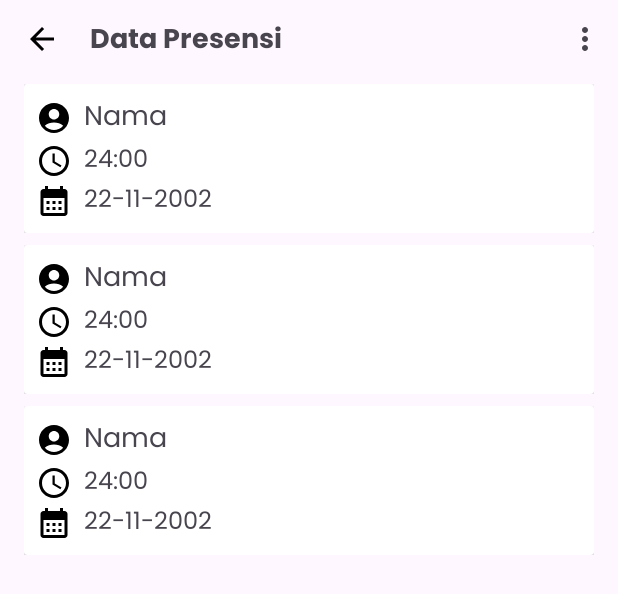
After one commit to riecho14/Gymtera, an Android app: the layout activity_admin_attendance.xml on its own in the app's theme, with its tools: preview values and no code run, on a phone screen of 412 x 824 dp. The commit adds this screen. Shown: the top 594 px of the screen. Run offline under Robolectric (Android 15) with nearby library versions, the phone set to English and light mode, and no system bars.

Commit message:
Feat(AdminAttendanceActivity): Admin can view attendance data and download reports

```diff
--- a/app/build.gradle.kts
+++ b/app/build.gradle.kts
@@ -11,7 +11,7 @@ android {
 
     defaultConfig {
         applicationId = "com.tugasakhir.gymtera"
-        minSdk = 24
+        minSdk = 26
         //noinspection OldTargetApi
         targetSdk = 33
         versionCode = 1
@@ -53,6 +53,8 @@ dependencies {
     implementation("com.github.bumptech.glide:glide:4.16.0")
     implementation("com.airbnb.android:lottie:6.3.0")
     implementation("com.google.android.gms:play-services-location:21.0.1")
+    implementation("org.apache.poi:poi:5.2.2")
+    implementation("org.apache.poi:poi-ooxml:5.2.2")
 
     implementation("androidx.core:core-ktx:1.12.0")
     implementation("androidx.appcompat:appcompat:1.6.1")
--- a/app/src/main/java/com/tugasakhir/gymtera/data/UserData.kt
+++ b/app/src/main/java/com/tugasakhir/gymtera/data/UserData.kt
@@ -1,5 +1,8 @@
 package com.tugasakhir.gymtera.data
 
 data class UserData(
-    val fullname: String? = null, val role: String? = null
+    var fullname: String? = null,
+    val role: String? = null,
+    val time: String? = null,
+    val date: String? = null
 )
--- /dev/null
+++ b/app/src/main/res/drawable/ic_account.xml
@@ -0,0 +1,5 @@
+<vector android:height="24dp" android:tint="#000000"
+    android:viewportHeight="24" android:viewportWidth="24"
+    android:width="24dp" xmlns:android="http://schemas.android.com/apk/res/android">
+    <path android:fillColor="@android:color/white" android:pathData="M12,2C6.48,2 2,6.48 2,12s4.48,10 10,10s10,-4.48 10,-10S17.52,2 12,2zM12,6c1.93,0 3.5,1.57 3.5,3.5S13.93,13 12,13s-3.5,-1.57 -3.5,-3.5S10.07,6 12,6zM12,20c-2.03,0 -4.43,-0.82 -6.14,-2.88C7.55,15.8 9.68,15 12,15s4.45,0.8 6.14,2.12C16.43,19.18 14.03,20 12,20z"/>
+</vector>
--- /dev/null
+++ b/app/src/main/res/drawable/ic_calendar.xml
@@ -0,0 +1,5 @@
+<vector android:height="24dp" android:tint="#000000"
+    android:viewportHeight="24" android:viewportWidth="24"
+    android:width="24dp" xmlns:android="http://schemas.android.com/apk/res/android">
+    <path android:fillColor="@android:color/white" android:pathData="M19,4h-1V2h-2v2H8V2H6v2H5C3.89,4 3.01,4.9 3.01,6L3,20c0,1.1 0.89,2 2,2h14c1.1,0 2,-0.9 2,-2V6C21,4.9 20.1,4 19,4zM19,20H5V10h14V20zM9,14H7v-2h2V14zM13,14h-2v-2h2V14zM17,14h-2v-2h2V14zM9,18H7v-2h2V18zM13,18h-2v-2h2V18zM17,18h-2v-2h2V18z"/>
+</vector>
--- /dev/null
+++ b/app/src/main/res/drawable/ic_time.xml
@@ -0,0 +1,6 @@
+<vector android:height="24dp" android:tint="#000000"
+    android:viewportHeight="24" android:viewportWidth="24"
+    android:width="24dp" xmlns:android="http://schemas.android.com/apk/res/android">
+    <path android:fillColor="@android:color/white" android:pathData="M11.99,2C6.47,2 2,6.48 2,12s4.47,10 9.99,10C17.52,22 22,17.52 22,12S17.52,2 11.99,2zM12,20c-4.42,0 -8,-3.58 -8,-8s3.58,-8 8,-8 8,3.58 8,8 -3.58,8 -8,8z"/>
+    <path android:fillColor="@android:color/white" android:pathData="M12.5,7H11v6l5.25,3.15 0.75,-1.23 -4.5,-2.67z"/>
+</vector>
--- /dev/null
+++ b/app/src/main/res/layout/activity_admin_attendance.xml
@@ -0,0 +1,53 @@
+<?xml version="1.0" encoding="utf-8"?>
+<androidx.constraintlayout.widget.ConstraintLayout xmlns:android="http://schemas.android.com/apk/res/android"
+    xmlns:app="http://schemas.android.com/apk/res-auto"
+    xmlns:tools="http://schemas.android.com/tools"
+    android:layout_width="match_parent"
+    android:layout_height="match_parent"
+    tools:context=".admin.features.AdminAttendanceActivity">
+
+    <androidx.coordinatorlayout.widget.CoordinatorLayout
+        android:id="@+id/coordinatorLayout"
+        android:layout_width="match_parent"
+        android:layout_height="match_parent"
+        app:layout_constraintBottom_toBottomOf="parent"
+        app:layout_constraintEnd_toEndOf="parent"
+        app:layout_constraintStart_toStartOf="parent"
+        app:layout_constraintTop_toTopOf="parent">
+
+        <com.google.android.material.appbar.AppBarLayout
+            android:layout_width="match_parent"
+            android:layout_height="wrap_content">
+
+            <com.google.android.material.appbar.MaterialToolbar
+                android:id="@+id/topAppBar"
+                android:layout_width="match_parent"
+                android:layout_height="wrap_content"
+                android:minHeight="52dp"
+                app:menu="@menu/menu_excel"
+                app:navigationIcon="@drawable/ic_back"
+                app:title="Data Presensi"
+                app:titleTextAppearance="@style/Toolbar.SubtitleText" />
+
+        </com.google.android.material.appbar.AppBarLayout>
+
+        <!-- Note: A RecyclerView can also be used -->
+        <androidx.core.widget.NestedScrollView
+            android:layout_width="match_parent"
+            android:layout_height="match_parent"
+            app:layout_behavior="@string/appbar_scrolling_view_behavior">
+
+            <!-- Scrollable content -->
+            <androidx.recyclerview.widget.RecyclerView
+                android:id="@+id/rv_attendance_list"
+                android:layout_width="match_parent"
+                android:layout_height="match_parent"
+                app:layout_constraintEnd_toEndOf="parent"
+                app:layout_constraintStart_toStartOf="parent"
+                tools:listitem="@layout/admin_history_list" />
+
+        </androidx.core.widget.NestedScrollView>
+
+    </androidx.coordinatorlayout.widget.CoordinatorLayout>
+
+</androidx.constraintlayout.widget.ConstraintLayout>
--- a/app/src/main/res/layout/activity_admin_home.xml
+++ b/app/src/main/res/layout/activity_admin_home.xml
@@ -150,6 +150,7 @@
         </androidx.cardview.widget.CardView>
 
         <androidx.cardview.widget.CardView
+            android:id="@+id/attendance"
             android:layout_width="140dp"
             android:layout_height="140dp"
             android:clickable="true"
--- /dev/null
+++ b/app/src/main/res/layout/admin_history_list.xml
@@ -0,0 +1,58 @@
+<?xml version="1.0" encoding="utf-8"?>
+<androidx.constraintlayout.widget.ConstraintLayout xmlns:android="http://schemas.android.com/apk/res/android"
+    xmlns:app="http://schemas.android.com/apk/res-auto"
+    xmlns:tools="http://schemas.android.com/tools"
+    android:layout_width="match_parent"
+    android:layout_height="wrap_content"
+    android:layout_marginLeft="16dp"
+    android:layout_marginRight="16dp"
+    android:layout_marginBottom="8dp">
+
+    <androidx.cardview.widget.CardView
+        android:layout_width="match_parent"
+        android:layout_height="match_parent">
+
+        <LinearLayout
+            android:layout_width="match_parent"
+            android:layout_height="match_parent"
+            android:layout_margin="8dp"
+            android:orientation="vertical">
+
+            <TextView
+                android:id="@+id/name"
+                android:layout_width="wrap_content"
+                android:layout_height="wrap_content"
+                android:drawablePadding="8dp"
+                android:fontFamily="@font/ft_regular"
+                android:text="Nama"
+                android:textSize="18sp"
+                app:drawableStartCompat="@drawable/ic_account"
+                tools:ignore="HardcodedText" />
+
+            <TextView
+                android:id="@+id/time"
+                android:layout_width="wrap_content"
+                android:layout_height="wrap_content"
+                android:drawablePadding="8dp"
+                android:fontFamily="@font/ft_regular"
+                android:text="24:00"
+                android:textSize="16sp"
+                app:drawableStartCompat="@drawable/ic_time"
+                tools:ignore="HardcodedText" />
+
+            <TextView
+                android:id="@+id/date"
+                android:layout_width="wrap_content"
+                android:layout_height="wrap_content"
+                android:drawablePadding="8dp"
+                android:fontFamily="@font/ft_regular"
+                android:text="22-11-2002"
+                android:textSize="16sp"
+                app:drawableStartCompat="@drawable/ic_calendar"
+                tools:ignore="HardcodedText" />
+
+        </LinearLayout>
+
+    </androidx.cardview.widget.CardView>
+
+</androidx.constraintlayout.widget.ConstraintLayout>
--- /dev/null
+++ b/app/src/main/res/menu/menu_excel.xml
@@ -0,0 +1,10 @@
+<?xml version="1.0" encoding="utf-8"?>
+<menu xmlns:tools="http://schemas.android.com/tools"
+    xmlns:android="http://schemas.android.com/apk/res/android">
+    <item
+        android:id="@+id/exportData"
+        android:title="Export Data"
+        tools:ignore="HardcodedText">
+
+    </item>
+</menu>
```
Also changed, not shown: app/src/main/AndroidManifest.xml (+8 -0 lines), app/src/main/java/com/tugasakhir/gymtera/admin/AdminHomeActivity.kt (+7 -0 lines), app/src/main/java/com/tugasakhir/gymtera/admin/features/AdminAttendanceActivity.kt (added, +200 -0 lines), app/src/main/java/com/tugasakhir/gymtera/data/AdminHistoryAdapter.kt (added, +29 -0 lines), app/src/main/java/com/tugasakhir/gymtera/data/HistoryAdapter.kt (added, +28 -0 lines), app/src/main/java/com/tugasakhir/gymtera/user/features/AttendanceActivity.kt (+90 -17 lines), app/src/main/java/com/tugasakhir/gymtera/user/features/HistoryAttendanceActivity.kt (added, +77 -0 lines), app/src/main/res/layout/activity_history_attendance.xml (added, +52 -0 lines), app/src/main/res/layout/history_list_item.xml (added, +43 -0 lines).
